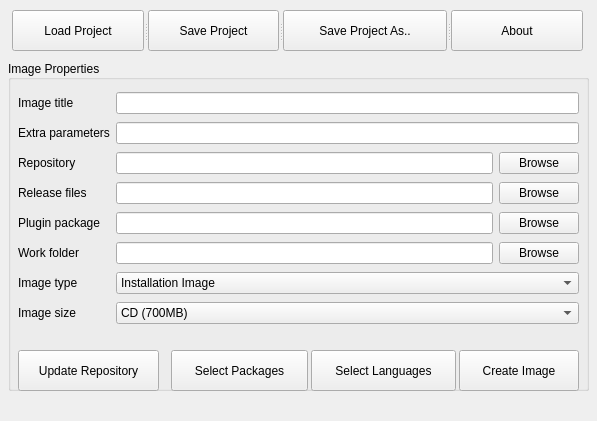
Old version of the form kde4/pardusman/ui/ui.ui in the repository pars-linux/uludag.
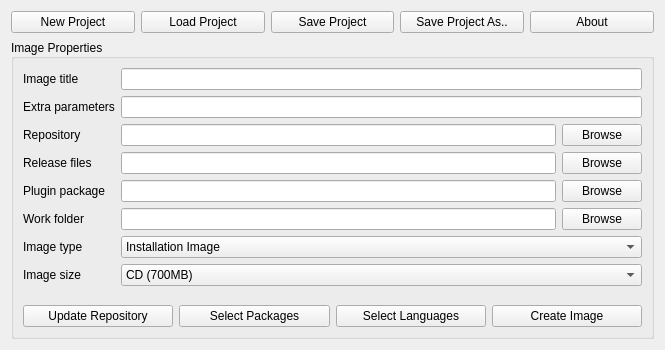
New version of the form. Icons and pictures are not drawn.

Commit message:
- Layout problems fixed - Packages dialog for selecting components/packages
Here we go again,
Pardusman is back in town again.
I'll be the UI guy again,
One more time.

Diff of the .ui file:
```diff
--- a/kde4/pardusman/ui/ui.ui
+++ b/kde4/pardusman/ui/ui.ui
@@ -1,16 +1,16 @@
 <ui version="4.0" >
  <class>mainForm</class>
- <widget class="QWidget" name="mainForm" >
-  <property name="geometry" >
+ <widget class="QWidget" name="mainForm">
+  <property name="geometry">
    <rect>
     <x>0</x>
     <y>0</y>
-    <width>597</width>
-    <height>421</height>
+    <width>665</width>
+    <height>350</height>
    </rect>
   </property>
-  <property name="sizePolicy" >
-   <sizepolicy vsizetype="Maximum" hsizetype="Maximum" >
+  <property name="sizePolicy">
+   <sizepolicy hsizetype="Expanding" vsizetype="Expanding">
     <horstretch>0</horstretch>
     <verstretch>0</verstretch>
    </sizepolicy>
@@ -21,11 +21,8 @@
     <height>0</height>
    </size>
   </property>
-  <property name="maximumSize" >
-   <size>
-    <width>597</width>
-    <height>421</height>
-   </size>
+  <property name="windowTitle">
+   <string>Pardusman</string>
   </property>
   <property name="windowTitle" >
    <string>Form</string>
@@ -34,16 +31,85 @@
    <iconset>
     <normaloff>../icons/pardusman.png</normaloff>../icons/pardusman.png</iconset>
   </property>
-  <widget class="QGroupBox" name="groupBox" >
-   <property name="geometry" >
-    <rect>
-     <x>8</x>
-     <y>60</y>
-     <width>581</width>
-     <height>331</height>
-    </rect>
-   </property>
-   <property name="title" >
+  <layout class="QGridLayout" name="gridLayout_2">
+   <item row="0" column="0">
+    <layout class="QHBoxLayout" name="horizontalLayout">
+     <item>
+      <widget class="QPushButton" name="pushButtonNew">
+       <property name="text">
+        <string>New Project</string>
+       </property>
+      </widget>
+     </item>
+     <item>
+      <widget class="QPushButton" name="pushButtonLoad">
+       <property name="maximumSize">
+        <size>
+         <width>16777215</width>
+         <height>48</height>
+        </size>
+       </property>
+       <property name="autoFillBackground">
+        <bool>false</bool>
+       </property>
+       <property name="text">
+        <string>Load Project</string>
+       </property>
+      </widget>
+     </item>
+     <item>
+      <widget class="QPushButton" name="pushButtonSave">
+       <property name="maximumSize">
+        <size>
+         <width>16777215</width>
+         <height>48</height>
+        </size>
+       </property>
+       <property name="autoFillBackground">
+        <bool>false</bool>
+       </property>
+       <property name="text">
+        <string>Save Project</string>
+       </property>
+      </widget>
+     </item>
+     <item>
+      <widget class="QPushButton" name="pushButtonSaveAs">
+       <property name="maximumSize">
+        <size>
+         <width>16777215</width>
+         <height>48</height>
+        </size>
+       </property>
+       <property name="autoFillBackground">
+        <bool>false</bool>
+       </property>
+       <property name="text">
+        <string>Save Project As..</string>
+       </property>
+      </widget>
+     </item>
+     <item>
+      <widget class="QPushButton" name="pushButtonAbout">
+       <property name="maximumSize">
+        <size>
+         <width>16777215</width>
+         <height>48</height>
+        </size>
+       </property>
+       <property name="autoFillBackground">
+        <bool>false</bool>
+       </property>
+       <property name="text">
+        <string>About</string>
+       </property>
+      </widget>
+     </item>
+    </layout>
+   </item>
+   <item row="1" column="0">
+    <widget class="QGroupBox" name="groupBox">
+     <property name="title">
     <string>Image Properties</string>
    </property>
    <property name="alignment" >
@@ -55,19 +121,12 @@
    <property name="checkable" >
     <bool>false</bool>
    </property>
-   <widget class="QWidget" name="layoutWidget" >
-    <property name="geometry" >
-     <rect>
-      <x>10</x>
-      <y>30</y>
-      <width>561</width>
-      <height>244</height>
-     </rect>
-    </property>
-    <layout class="QGridLayout" name="gridLayout" >
-     <item row="0" column="0" >
-      <widget class="QLabel" name="label" >
-       <property name="text" >
+     <layout class="QGridLayout" name="gridLayout_3">
+      <item row="0" column="0" colspan="4">
+       <layout class="QGridLayout" name="gridLayout">
+        <item row="0" column="0">
+         <widget class="QLabel" name="label">
+          <property name="text">
         <string>Image title</string>
        </property>
       </widget>
@@ -128,12 +187,12 @@
        </property>
       </widget>
      </item>
-     <item row="4" column="1" >
-      <widget class="QLineEdit" name="lineEditPlugin" />
-     </item>
-     <item row="5" column="0" >
-      <widget class="QLabel" name="label_2" >
-       <property name="text" >
+        <item row="4" column="1">
+         <widget class="QLineEdit" name="lineEditPlugin"/>
+        </item>
+        <item row="5" column="0">
+         <widget class="QLabel" name="label_2">
+          <property name="text">
         <string>Work folder</string>
        </property>
       </widget>
@@ -226,33 +285,45 @@
       </widget>
      </item>
     </layout>
-   </widget>
-   <widget class="QPushButton" name="pushButtonUpdate" >
-    <property name="geometry" >
-     <rect>
-      <x>10</x>
-      <y>290</y>
-      <width>141</width>
-      <height>41</height>
-     </rect>
-    </property>
-    <property name="autoFillBackground" >
+      </item>
+      <item row="1" column="0">
+       <spacer name="verticalSpacer">
+        <property name="orientation">
+         <enum>Qt::Vertical</enum>
+        </property>
+        <property name="sizeHint" stdset="0">
+         <size>
+          <width>147</width>
+          <height>0</height>
+         </size>
+        </property>
+       </spacer>
+      </item>
+      <item row="2" column="0">
+       <widget class="QPushButton" name="pushButtonUpdate">
+        <property name="maximumSize">
+         <size>
+          <width>16777215</width>
+          <height>48</height>
+         </size>
+        </property>
+        <property name="autoFillBackground">
      <bool>false</bool>
     </property>
     <property name="text" >
      <string>Update Repository</string>
     </property>
    </widget>
-   <widget class="QPushButton" name="pushButtonPackages" >
-    <property name="geometry" >
-     <rect>
-      <x>163</x>
-      <y>290</y>
-      <width>137</width>
-      <height>41</height>
-     </rect>
-    </property>
-    <property name="font" >
+      </item>
+      <item row="2" column="1">
+       <widget class="QPushButton" name="pushButtonPackages">
+        <property name="maximumSize">
+         <size>
+          <width>16777215</width>
+          <height>48</height>
+         </size>
+        </property>
+        <property name="font">
      <font>
       <weight>50</weight>
       <bold>false</bold>
@@ -266,84 +337,43 @@
      <string>Select Packages</string>
     </property>
    </widget>
-   <widget class="QPushButton" name="pushButtonLanguages" >
-    <property name="geometry" >
-     <rect>
-      <x>303</x>
-      <y>290</y>
-      <width>145</width>
-      <height>41</height>
-     </rect>
-    </property>
-    <property name="autoFillBackground" >
+      </item>
+      <item row="2" column="2">
+       <widget class="QPushButton" name="pushButtonLanguages">
+        <property name="maximumSize">
+         <size>
+          <width>16777215</width>
+          <height>48</height>
+         </size>
+        </property>
+        <property name="autoFillBackground">
      <bool>false</bool>
     </property>
     <property name="text" >
      <string>Select Languages</string>
     </property>
    </widget>
-   <widget class="QPushButton" name="pushButtonCreate" >
-    <property name="geometry" >
-     <rect>
-      <x>451</x>
-      <y>290</y>
-      <width>120</width>
-      <height>41</height>
-     </rect>
-    </property>
-    <property name="autoFillBackground" >
+      </item>
+      <item row="2" column="3">
+       <widget class="QPushButton" name="pushButtonCreate">
+        <property name="maximumSize">
+         <size>
+          <width>16777215</width>
+          <height>48</height>
+         </size>
+        </property>
+        <property name="autoFillBackground">
      <bool>false</bool>
     </property>
     <property name="text" >
      <string>Create Image</string>
     </property>
    </widget>
-  </widget>
-  <widget class="QSplitter" name="splitter" >
-   <property name="geometry" >
-    <rect>
-     <x>12</x>
-     <y>10</y>
-     <width>571</width>
-     <height>41</height>
-    </rect>
-   </property>
-   <property name="orientation" >
-    <enum>Qt::Horizontal</enum>
-   </property>
-   <widget class="QPushButton" name="pushButtonLoad" >
-    <property name="autoFillBackground" >
-     <bool>false</bool>
-    </property>
-    <property name="text" >
-     <string>Load Project</string>
-    </property>
-   </widget>
-   <widget class="QPushButton" name="pushButtonSave" >
-    <property name="autoFillBackground" >
-     <bool>false</bool>
-    </property>
-    <property name="text" >
-     <string>Save Project</string>
-    </property>
-   </widget>
-   <widget class="QPushButton" name="pushButtonSaveAs" >
-    <property name="autoFillBackground" >
-     <bool>false</bool>
-    </property>
-    <property name="text" >
-     <string>Save Project As..</string>
-    </property>
-   </widget>
-   <widget class="QPushButton" name="pushButtonAbout" >
-    <property name="autoFillBackground" >
-     <bool>false</bool>
-    </property>
-    <property name="text" >
-     <string>About</string>
-    </property>
-   </widget>
-  </widget>
+      </item>
+     </layout>
+    </widget>
+   </item>
+  </layout>
  </widget>
  <resources/>
  <connections/>
```
Left out of the diff: 136 changed lines with no effect on the pictures. Lines whose indentation alone changed are shown as unchanged. The commit also changes 3 other files.
